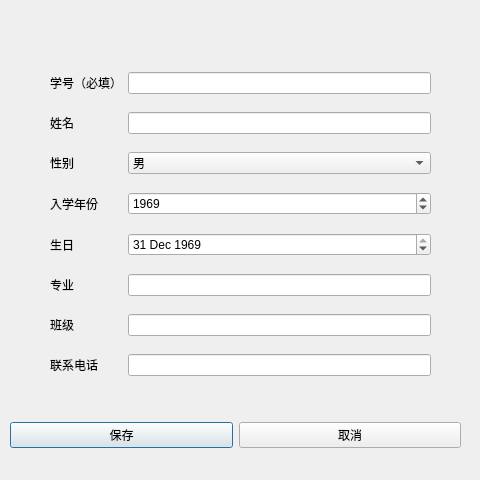
This is dialog_addstu.ui in Mrlaolu/QtStudentDatabase as Qt 5 draws it before an edit. The edited form follows.
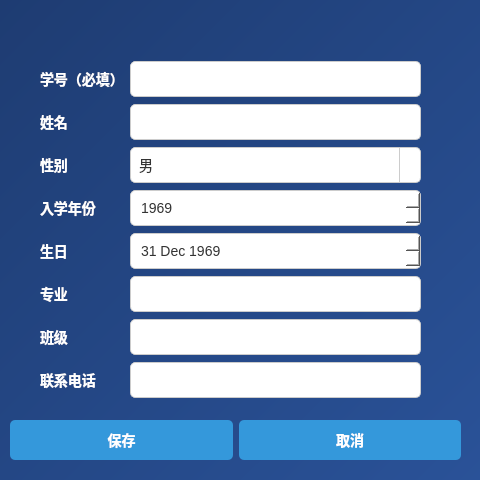
This is the edited form. Icons and pictures are not drawn.

Diff of the .ui file:
```diff
--- a/dialog_addstu.ui
+++ b/dialog_addstu.ui
@@ -13,13 +13,95 @@
   <property name="windowTitle">
    <string>增加学生</string>
   </property>
+  <property name="styleSheet">
+   <string notr="true">
+      QDialog {
+        background: qlineargradient(x1:0, y1:0, x2:1, y2:1, stop:0 #1e3c72, stop:1 #2a5298);
+        color: white;
+      }
+
+      QLabel {
+        font-size: 14px;
+        font-weight: bold;
+        color: white;
+      }
+
+      QLineEdit, QComboBox, QDateEdit {
+        background-color: #ffffff;
+        color: #333;
+        border: 1px solid #ccc;
+        border-radius: 5px;
+        padding: 8px;
+        font-size: 14px;
+      }
+
+      QLineEdit:focus, QComboBox:focus, QDateEdit:focus {
+        border-color: #3498db;
+      }
+
+      QPushButton {
+        background-color: #3498db;
+        color: white;
+        font-size: 14px;
+        font-weight: bold;
+        border-radius: 5px;
+        padding: 10px 20px;
+        border: none;
+      }
+
+      QPushButton:hover {
+        background-color: #2980b9;
+      }
+
+      QPushButton:pressed {
+        background-color: #2472a4;
+      }
+
+      QComboBox {
+        padding-left: 8px;
+        font-size: 14px;
+        border: 1px solid #ccc;
+        border-radius: 5px;
+      }
+
+      QComboBox::drop-down {
+        subcontrol-origin: padding;
+        subcontrol-position: right center;
+        width: 20px;
+        border-left: 1px solid #ccc;
+      }
+
+      QComboBox::down-arrow {
+        image: url(:/icons/down_arrow.png);
+        width: 12px;
+        height: 12px;
+      }
+
+      QComboBox:hover {
+        border-color: #3498db;
+      }
+
+      QCheckBox {
+        font-size: 14px;
+        color: white;
+      }
+
+      QDateEdit {
+        background-color: #ffffff;
+        border: 1px solid #ccc;
+        border-radius: 5px;
+        padding: 8px;
+        font-size: 14px;
+      }
+    </string>
+  </property>
   <widget class="QWidget" name="layoutWidget">
    <property name="geometry">
     <rect>
      <x>10</x>
      <y>420</y>
      <width>451</width>
-     <height>30</height>
+     <height>40</height>
     </rect>
    </property>
    <layout class="QHBoxLayout" name="horizontalLayout">
@@ -42,10 +124,10 @@
   <widget class="QWidget" name="layoutWidget">
    <property name="geometry">
     <rect>
-     <x>50</x>
+     <x>40</x>
      <y>60</y>
      <width>381</width>
-     <height>331</height>
+     <height>342</height>
     </rect>
    </property>
    <layout class="QGridLayout" name="gridLayout">
@@ -91,9 +173,15 @@
     </item>
     <item row="4" column="2">
      <widget class="QDateEdit" name="dateEdit_Birth">
+      <property name="minimumSize">
+       <size>
+        <width>0</width>
+        <height>35</height>
+       </size>
+      </property>
       <property name="dateTime">
        <datetime>
-        <hour>8</hour>
+        <hour>0</hour>
         <minute>0</minute>
         <second>0</second>
         <year>1969</year>
@@ -122,6 +210,12 @@
     </item>
     <item row="3" column="2">
      <widget class="QDateEdit" name="dateEdit_InDate">
+      <property name="minimumSize">
+       <size>
+        <width>0</width>
+        <height>35</height>
+       </size>
+      </property>
       <property name="dateTime">
        <datetime>
         <hour>0</hour>
@@ -129,7 +223,7 @@
         <second>0</second>
         <year>1969</year>
         <month>12</month>
-        <day>30</day>
+        <day>29</day>
        </datetime>
       </property>
       <property name="maximumDate">
```
